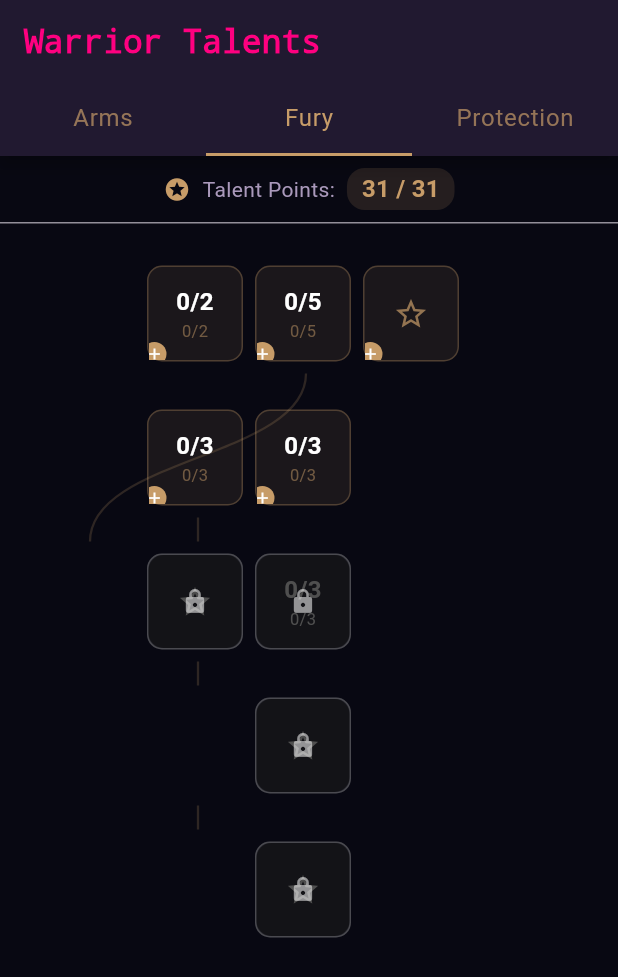
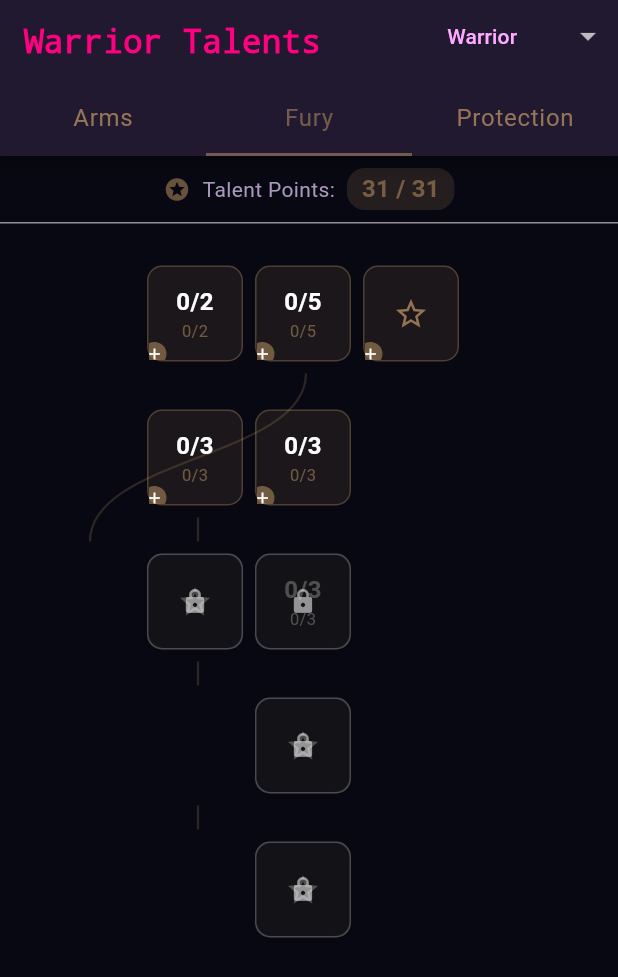
Before and after one commit to synthalorian/open_ascension, a Flutter app: the TalentTreeScreen screen opened by its route, tab 2 chosen, on a phone screen of 412 x 824 dp. Shown: the top 977 px of the screen. Run offline on Flutter 3.47's test engine with Material 3 defaults, Android fonts, the phone set to English and light mode, and no system bars; our stand-ins replace flutter_animate, flutter_riverpod, go_router, shared_preferences; accounts and stored records are empty.

Commit message:
fix: class builder gray screen, talents locked on warrior, gear tab display
- Fix _enchantSlot default: 'weapon' -> null (show all tiers)
- Convert nullable fields to late non-nullable in class_builder_screen
- Add class selector dropdown to TalentTreeScreen (was hardcoded to warrior)
- Replace deprecated surfaceVariant with surfaceContainerHighest
- Add empty-state widgets for talents/enchants/gear tabs
- Fix WarClass/Race.findById return types: T? -> T (never null)
- Remove dead null-check code throughout
- Fix gear rarity colors to proper WoW hex values
- Configure JDK 17 for Gradle (system JDK 26 incompatible with Kotlin)

```diff
--- a/lib/data/models/class.dart
+++ b/lib/data/models/class.dart
@@ -37,6 +37,17 @@ class WarClass {
   Map<String, dynamic> toJson() => _$WarClassToJson(this);
 
   Color get color => Color(int.parse(colorHex.replaceFirst('#', '0xff')));
+
+  /// Returns the color for each spec for per-spec coloring in talent tree.
+  List<Color> get specColors {
+    final base = color;
+    final alpha = base.withValues(alpha: 0.5);
+    return List.generate(specNames.length, (i) {
+      if (i == 0) return color;
+      if (i == 1) return alpha;
+      return base.withValues(alpha: 0.3);
+    });
+  }
 
   @override
   String toString() => 'WarClass($id: $displayName)';
@@ -86,6 +97,6 @@ class WarClass {
 
   static const allWarClasses = all;
 
-  static WarClass? findById(String id) =>
+  static WarClass findById(String id) =>
       all.firstWhere((c) => c.id == id, orElse: () => all.first);
 }
--- a/lib/data/models/gear_item.dart
+++ b/lib/data/models/gear_item.dart
@@ -74,9 +74,9 @@ extension GearRarityX on GearRarity {
   }[this]!;
 
   Color get color => const {
-    GearRarity.common: Colors.grey,
+    GearRarity.common: Color(0xFF9D9D9D),
     GearRarity.uncommon: Color(0xFF1EFF00),
-    GearRarity.rare: Colors.blue,
+    GearRarity.rare: Color(0xFF0070DD),
     GearRarity.epic: Color(0xFFA335EE),
     GearRarity.legendary: Color(0xFFFF8000),
   }[this]!;
--- a/lib/data/models/race.dart
+++ b/lib/data/models/race.dart
@@ -27,7 +27,7 @@ class Race {
   @override
   String toString() => 'Race($id: $displayName)';
 
-  static Race? findById(String id) =>
+  static Race findById(String id) =>
       allRaces.firstWhere((r) => r.id == id, orElse: () => allRaces.first);
 }
 
--- a/lib/data/models/stats.dart
+++ b/lib/data/models/stats.dart
@@ -102,7 +102,6 @@ class StatFormulas {
   /// Agility → Armor: 2 Armor per Agi (varies by class armor type)
   static int armorPerAgi(String classId) {
     final cls = WarClass.findById(classId);
-    if (cls == null) return 1;
     final armors = cls.armorTypes;
     if (armors.contains('Plate')) return 2;
     if (armors.contains('Mail')) return 2;
@@ -116,7 +115,6 @@ class StatFormulas {
   /// Intellect → Mana: 15 Mana per Int (varies by class)
   static int manaPerInt(String classId) {
     final cls = WarClass.findById(classId);
-    if (cls == null) return 15;
     if (cls.role == ClassRole.caster) return 15;
     return 15;
   }
@@ -133,7 +131,6 @@ class StatFormulas {
   /// Armor at level 80 base
   static int baseArmor(String classId) {
     final cls = WarClass.findById(classId);
-    if (cls == null) return 0;
     final armors = cls.armorTypes;
     if (armors.contains('Plate')) return 4000;
     if (armors.contains('Mail')) return 3000;
--- a/lib/features/builds/build_manager_screen.dart
+++ b/lib/features/builds/build_manager_screen.dart
@@ -55,9 +55,9 @@ class BuildManagerScreen extends ConsumerWidget {
                 return Card(
                   child: ListTile(
                     leading: CircleAvatar(
-                      backgroundColor: cls?.color ?? Colors.grey,
+                      backgroundColor: cls.color,
                       child: Text(
-                        (cls?.displayName ?? '?').substring(0, 1),
+                        cls.displayName.substring(0, 1),
                         style: const TextStyle(
                             color: Colors.white, fontWeight: FontWeight.bold),
                       ),
@@ -65,7 +65,7 @@ class BuildManagerScreen extends ConsumerWidget {
                     title: Text(b.name,
                         style: const TextStyle(fontWeight: FontWeight.bold)),
                     subtitle: Text(
-                        '${cls?.displayName ?? 'Unknown'}$specText'),
+                        '${cls.displayName}$specText'),
                     trailing: Row(
                       mainAxisSize: MainAxisSize.min,
                       children: [
--- a/lib/features/talent_tree/talent_tree_screen.dart
+++ b/lib/features/talent_tree/talent_tree_screen.dart
@@ -24,7 +24,7 @@ class _TalentTreeScreenState extends ConsumerState<TalentTreeScreen>
   @override
   void initState() {
     super.initState();
-    _cls = WarClass.findById(widget.classId) ?? WarClass.all.first;
+    _cls = WarClass.findById(widget.classId);
     _tabController = TabController(length: _cls.specNames.length, vsync: this);
     _tabController.addListener(_onSpecTabChanged);
   }
@@ -44,7 +44,19 @@ class _TalentTreeScreenState extends ConsumerState<TalentTreeScreen>
     super.dispose();
   }
 
-  Color get _specColor => _cls.color;
+  void _onClassChanged(WarClass? newClass) {
+    if (newClass == null || newClass.id == _cls.id) return;
+    _tabController.dispose();
+    setState(() {
+      _cls = newClass;
+      _ranks.clear();
+      _pointsRemaining = 31;
+      _tabController = TabController(length: _cls.specNames.length, vsync: this);
+      _tabController.addListener(_onSpecTabChanged);
+    });
+  }
+
+  Color get _specColor => _cls.specColors[_tabController.index];
 
   /// Check if a talent's prerequisites are met.
   bool _canSelect(Talent t, List<Talent> allTalents) {
@@ -63,6 +75,20 @@ class _TalentTreeScreenState extends ConsumerState<TalentTreeScreen>
       appBar: AppBar(
         title: Text('${_cls.displayName} Talents'),
         actions: [
+          // Class selector
+          Padding(
+            padding: const EdgeInsets.only(right: 8),
+            child: DropdownButton<WarClass>(
+              value: _cls,
+              items: WarClass.all
+                  .map((c) => DropdownMenuItem(value: c, child: Text(c.displayName)))
+                  .toList(),
+              onChanged: _onClassChanged,
+              style: Theme.of(context).textTheme.labelLarge?.copyWith(
+                  color: Theme.of(context).colorScheme.onSurface),
+              underline: const SizedBox.shrink(),
+            ),
+          ),
           if (_ranks.isNotEmpty)
             TextButton.icon(
               onPressed: () => setState(() {
@@ -88,7 +114,7 @@ class _TalentTreeScreenState extends ConsumerState<TalentTreeScreen>
               controller: _tabController,
               children: _cls.specNames.map((spec) {
                 final talents = sampleTalents
-                    .where((t) => t.classId == widget.classId && t.specName == spec)
+                    .where((t) => t.classId == _cls.id && t.specName == spec)
                     .toList();
                 return _buildTalentTree(theme, talents);
               }).toList(),
```
Also changed, not shown: lib/features/class_builder/class_builder_screen.dart (+124 -68 lines), 1 other file.
